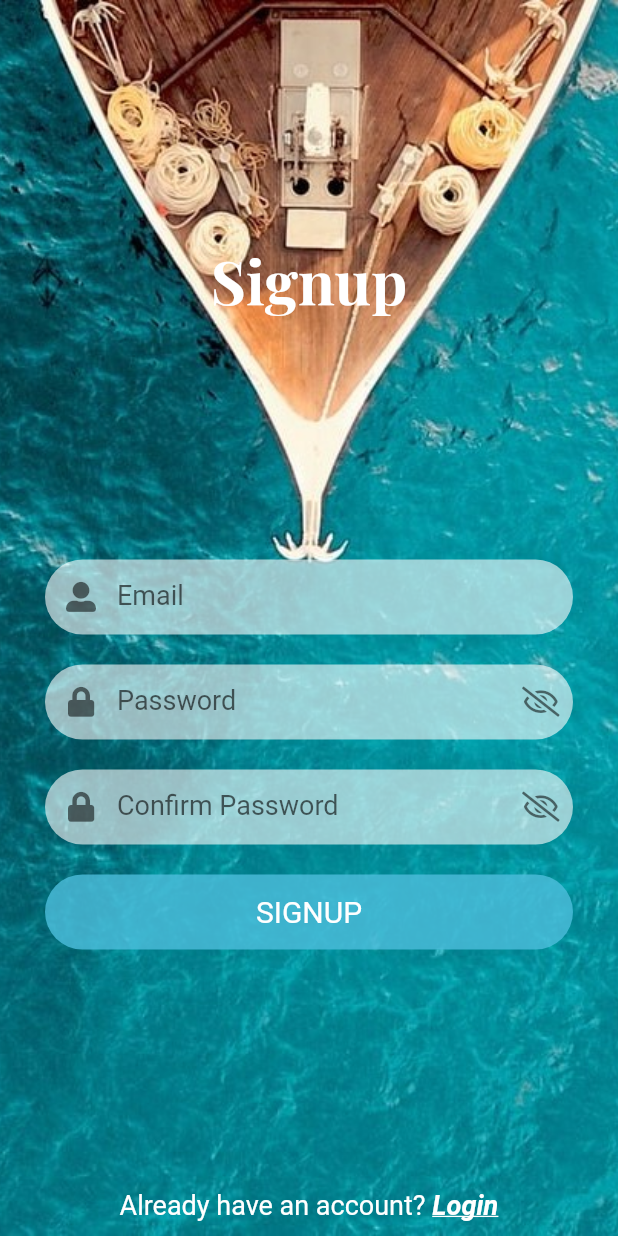
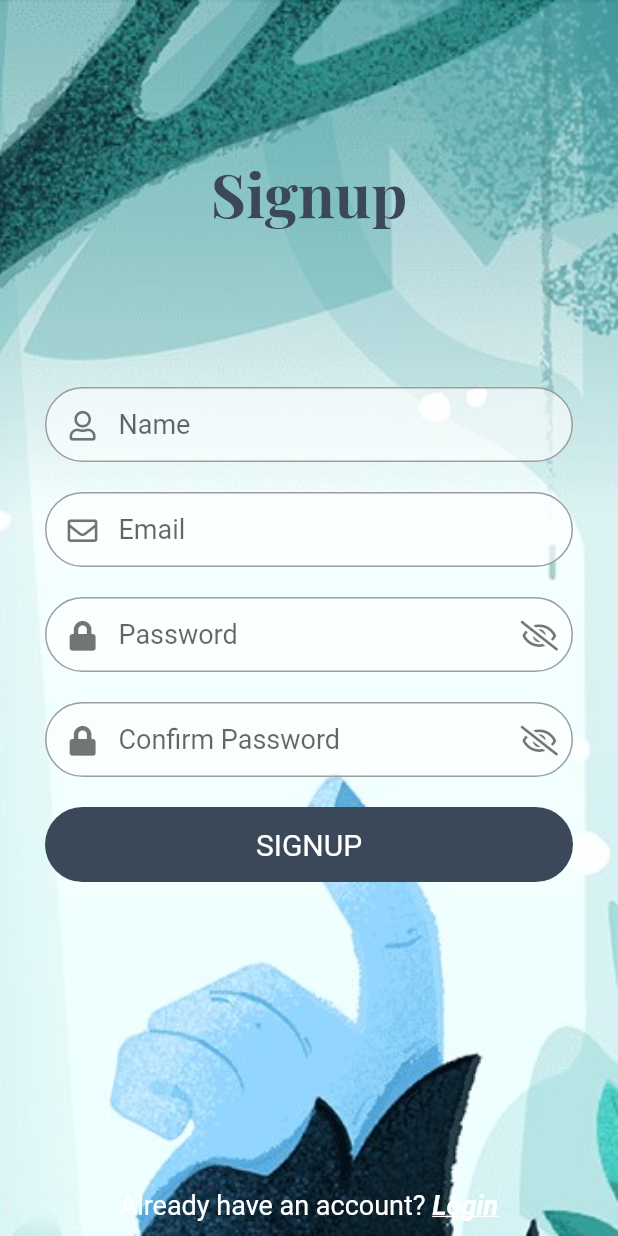
Before and after one commit to Johnny-Luu/TravelArt-Client, a Flutter app: the screen it shows after launch, after a tap on "Signup", on a phone screen of 412 x 824 dp. Run offline on Flutter 3.47's test engine with Material 2 defaults, Android fonts, the phone set to English and light mode, and no system bars; our stand-ins replace date_format, firebase_auth, firebase_core, firebase_database, flutter_typeahead, font_awesome_flutter and 4 more; accounts and stored records are empty.

Commit message:
change ui of login and signup screen

```diff
--- a/lib/screens/login_screen/login_screen.dart
+++ b/lib/screens/login_screen/login_screen.dart
@@ -37,8 +37,7 @@ class _LoginScreenState extends State<LoginScreen> {
       // TODO: HANDLE LOGIN SUCCESSFUL HERE
       Navigator.pushReplacement(
           context, MaterialPageRoute(builder: (context) => App()));
-    }
-    else {
+    } else {
       // TODO: HANDLE LOGIN FAILED HERE
       print("login failed");
     }
@@ -52,7 +51,7 @@ class _LoginScreenState extends State<LoginScreen> {
         height: double.infinity,
         decoration: const BoxDecoration(
           image: DecorationImage(
-            image: AssetImage('assets/images/img-background2.jpg'),
+            image: AssetImage('assets/images/img-login-background.jpg'),
             fit: BoxFit.cover,
           ),
         ),
@@ -67,7 +66,7 @@ class _LoginScreenState extends State<LoginScreen> {
                 style: GoogleFonts.playfairDisplay(
                   fontSize: 40,
                   fontWeight: FontWeight.bold,
-                  color: Colors.white,
+                  color: const Color(0xFF3b4859),
                 ),
               ),
               const Spacer(),
@@ -77,6 +76,10 @@ class _LoginScreenState extends State<LoginScreen> {
                 decoration: BoxDecoration(
                   color: Colors.white.withOpacity(0.6),
                   borderRadius: BorderRadius.circular(30),
+                  border: Border.all(
+                    color: Colors.grey,
+                    width: 1,
+                  ),
                 ),
                 child: TextField(
                   controller: emailController,
@@ -104,6 +107,10 @@ class _LoginScreenState extends State<LoginScreen> {
                 decoration: BoxDecoration(
                   color: Colors.white.withOpacity(0.6),
                   borderRadius: BorderRadius.circular(30),
+                  border: Border.all(
+                    color: Colors.grey,
+                    width: 1,
+                  ),
                 ),
                 child: TextField(
                   controller: passwordController,
@@ -146,7 +153,7 @@ class _LoginScreenState extends State<LoginScreen> {
                   Text(
                     "forgot password?",
                     style: TextStyle(
-                      color: Colors.white,
+                      color: Colors.black,
                       fontStyle: FontStyle.italic,
                       decoration: TextDecoration.underline,
                     ),
@@ -161,7 +168,7 @@ class _LoginScreenState extends State<LoginScreen> {
                   width: double.infinity,
                   height: 50,
                   decoration: BoxDecoration(
-                    color: Theme.of(context).primaryColor.withOpacity(0.8),
+                    color: const Color(0xFF3b4859),
                     borderRadius: BorderRadius.circular(30),
                   ),
                   child: const Center(
@@ -175,6 +182,7 @@ class _LoginScreenState extends State<LoginScreen> {
                   ),
                 ),
               ),
+              const Spacer(),
               const Spacer(),
               Row(
                 mainAxisAlignment: MainAxisAlignment.center,
--- a/lib/screens/login_screen/signup_screen.dart
+++ b/lib/screens/login_screen/signup_screen.dart
@@ -14,6 +14,7 @@ class SignupScreen extends StatefulWidget {
 class _SignupScreenState extends State<SignupScreen> {
   var firebaseAuth = AuthenticationService(FirebaseAuth.instance);
 
+  var nameController = TextEditingController();
   var emailController = TextEditingController();
   var passwordController = TextEditingController();
   var confirmPasswordController = TextEditingController();
@@ -22,11 +23,15 @@ class _SignupScreenState extends State<SignupScreen> {
   var isConfirmPasswordHidden = true;
 
   void onSignUp() async {
+    var name = nameController.text;
     var email = emailController.text;
     var password = passwordController.text;
     var confirmPassword = confirmPasswordController.text;
 
-    if (email.isEmpty || password.isEmpty || confirmPassword.isEmpty) {
+    if (name.isEmpty ||
+        email.isEmpty ||
+        password.isEmpty ||
+        confirmPassword.isEmpty) {
       // TODO: HANDLE EMPTY FIELDS HERE
       print("empty fields");
       return;
@@ -43,9 +48,8 @@ class _SignupScreenState extends State<SignupScreen> {
     if (result) {
       // TODO: HANDLE SIGNUP SUCCESSFUL HERE
       print("success");
-      Navigator.pop(context);                 // back to login screen
-    }
-    else {
+      Navigator.pop(context); // back to login screen
+    } else {
       // TODO: HANDLE SIGNUP FAILED HERE
       print("signup failed");
     }
@@ -59,7 +63,7 @@ class _SignupScreenState extends State<SignupScreen> {
         height: double.infinity,
         decoration: const BoxDecoration(
           image: DecorationImage(
-            image: AssetImage('assets/images/img-background2.jpg'),
+            image: AssetImage('assets/images/img-login-background.jpg'),
             fit: BoxFit.cover,
           ),
         ),
@@ -74,7 +78,7 @@ class _SignupScreenState extends State<SignupScreen> {
                 style: GoogleFonts.playfairDisplay(
                   fontSize: 40,
                   fontWeight: FontWeight.bold,
-                  color: Colors.white,
+                  color: const Color(0xFF3b4859),
                 ),
               ),
               const Spacer(),
@@ -84,6 +88,41 @@ class _SignupScreenState extends State<SignupScreen> {
                 decoration: BoxDecoration(
                   color: Colors.white.withOpacity(0.6),
                   borderRadius: BorderRadius.circular(30),
+                  border: Border.all(
+                    color: Colors.grey,
+                    width: 1,
+                  ),
+                ),
+                child: TextField(
+                  controller: nameController,
+                  textAlignVertical: TextAlignVertical.center,
+                  keyboardType: TextInputType.text,
+                  cursorColor: Colors.black,
+                  style: const TextStyle(
+                    fontSize: 18,
+                  ),
+                  decoration: const InputDecoration(
+                    border: InputBorder.none,
+                    hintText: "Name",
+                    prefixIcon: Icon(
+                      FontAwesomeIcons.user,
+                      size: 20,
+                      color: Colors.black54,
+                    ),
+                  ),
+                ),
+              ),
+              const SizedBox(height: 20),
+              Container(
+                width: double.infinity,
+                height: 50,
+                decoration: BoxDecoration(
+                  color: Colors.white.withOpacity(0.6),
+                  borderRadius: BorderRadius.circular(30),
+                  border: Border.all(
+                    color: Colors.grey,
+                    width: 1,
+                  ),
                 ),
                 child: TextField(
                   controller: emailController,
@@ -97,7 +136,7 @@ class _SignupScreenState extends State<SignupScreen> {
                     border: InputBorder.none,
                     hintText: "Email",
                     prefixIcon: Icon(
-                      FontAwesomeIcons.userAlt,
+                      FontAwesomeIcons.envelope,
                       size: 20,
                       color: Colors.black54,
                     ),
@@ -111,6 +150,10 @@ class _SignupScreenState extends State<SignupScreen> {
                 decoration: BoxDecoration(
                   color: Colors.white.withOpacity(0.6),
                   borderRadius: BorderRadius.circular(30),
+                  border: Border.all(
+                    color: Colors.grey,
+                    width: 1,
+                  ),
                 ),
                 child: TextField(
                   controller: passwordController,
@@ -153,6 +196,10 @@ class _SignupScreenState extends State<SignupScreen> {
                 decoration: BoxDecoration(
                   color: Colors.white.withOpacity(0.6),
                   borderRadius: BorderRadius.circular(30),
+                  border: Border.all(
+                    color: Colors.grey,
+                    width: 1,
+                  ),
                 ),
                 child: TextField(
                   controller: confirmPasswordController,
@@ -195,7 +242,7 @@ class _SignupScreenState extends State<SignupScreen> {
                   width: double.infinity,
                   height: 50,
                   decoration: BoxDecoration(
-                    color: Theme.of(context).primaryColor.withOpacity(0.8),
+                    color: const Color(0xFF3b4859),
                     borderRadius: BorderRadius.circular(30),
                   ),
                   child: const Center(
@@ -209,6 +256,7 @@ class _SignupScreenState extends State<SignupScreen> {
                   ),
                 ),
               ),
+              const Spacer(),
               const Spacer(),
               Row(
                 mainAxisAlignment: MainAxisAlignment.center,
```
Also changed, not shown: assets/images/img-background.jpg (deleted), assets/images/img-background2.jpg (deleted), assets/images/img-login-background.jpg (added).
